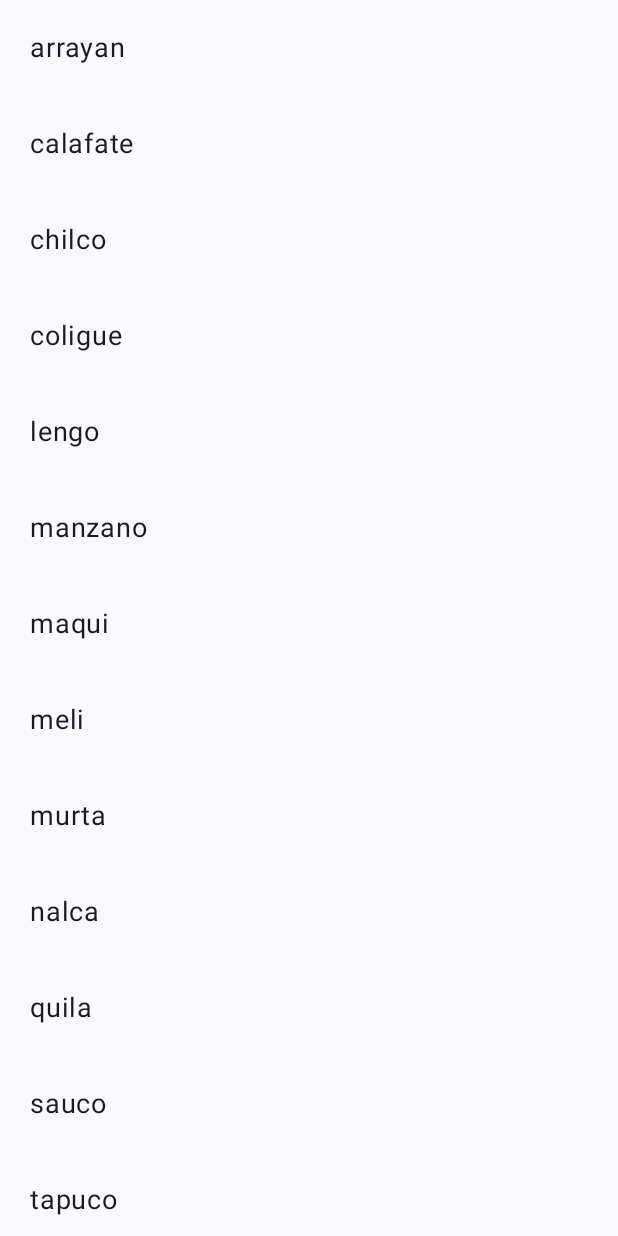
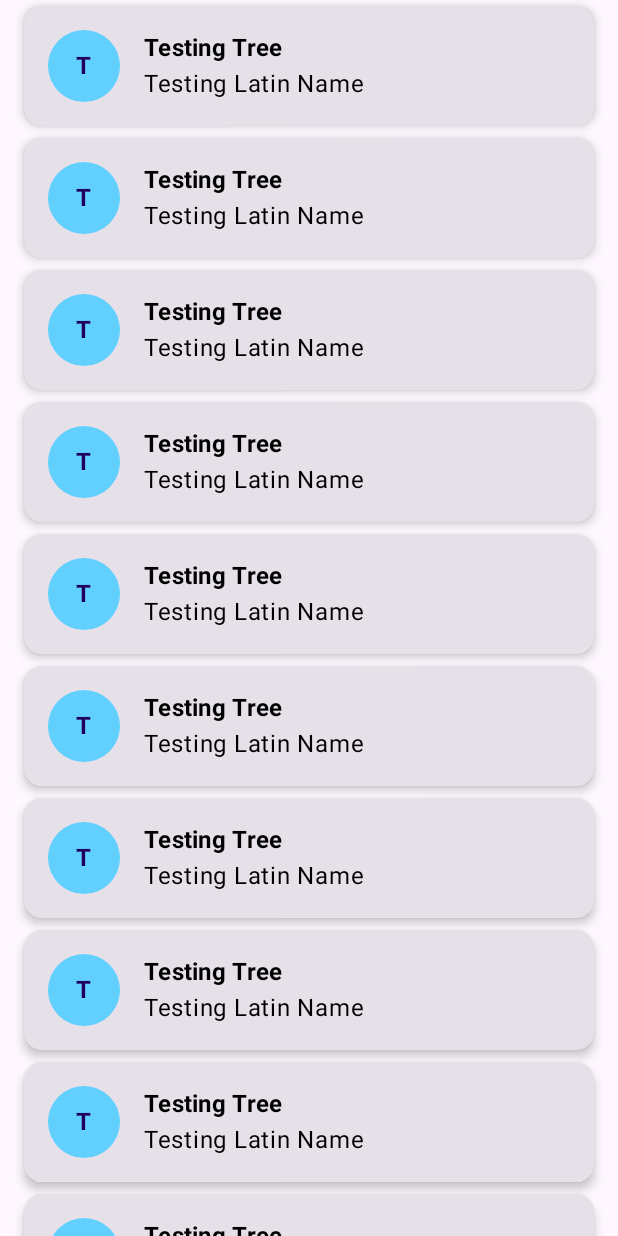
Before and after one commit to Marglodis/lazycolumn-android-app, an Android app built with Jetpack Compose: the screen it shows after launch (MainActivity), on a phone screen of 412 x 824 dp. Run offline under Robolectric (Android 15) with nearby library versions, the phone set to English and light mode, and no system bars.

Commit message:
Construcción de la card para mostrar el tree item

```diff
--- a/app/src/main/java/com/mtovar/lazycolumnapp/components/TreeItem.kt
+++ b/app/src/main/java/com/mtovar/lazycolumnapp/components/TreeItem.kt
@@ -1 +1,89 @@
 package com.mtovar.lazycolumnapp.components
+
+import androidx.compose.foundation.layout.Box
+import androidx.compose.foundation.layout.Column
+import androidx.compose.foundation.layout.Row
+import androidx.compose.foundation.layout.Spacer
+import androidx.compose.foundation.layout.fillMaxSize
+import androidx.compose.foundation.layout.fillMaxWidth
+import androidx.compose.foundation.layout.padding
+import androidx.compose.foundation.layout.size
+import androidx.compose.foundation.layout.width
+import androidx.compose.foundation.shape.CircleShape
+import androidx.compose.material3.Card
+import androidx.compose.material3.CardDefaults
+import androidx.compose.material3.MaterialTheme
+import androidx.compose.material3.Text
+import androidx.compose.runtime.Composable
+import androidx.compose.ui.Alignment
+import androidx.compose.ui.Modifier
+import androidx.compose.ui.draw.clip
+import androidx.compose.ui.graphics.Color
+import androidx.compose.ui.text.font.FontWeight
+import androidx.compose.ui.tooling.preview.Preview
+import androidx.compose.ui.unit.dp
+import com.mtovar.lazycolumnapp.data.ChileanTree
+
+@Preview
+@Composable
+fun TreeItem(
+    modifier: Modifier = Modifier,
+    chileanTree: ChileanTree =
+        ChileanTree(
+            "1",
+            "Testing Tree",
+            "Testing Latin Name",
+            3
+        )
+) {
+    Card(
+        modifier = modifier
+            .fillMaxSize()
+            .padding(horizontal = 16.dp, vertical = 4.dp),
+        elevation = CardDefaults.cardElevation(4.dp)
+    ) {
+        Row(
+            modifier = Modifier
+                .padding(16.dp)
+                .fillMaxWidth(),
+            verticalAlignment = Alignment.CenterVertically
+
+        ) {
+            //Avatar
+            Card(
+                modifier = Modifier
+                    .size(48.dp)
+                    .clip(CircleShape), colors = CardDefaults.cardColors(
+                    containerColor = MaterialTheme.colorScheme.primaryContainer,
+                )
+            ) {
+                Box(modifier = Modifier.fillMaxSize(), contentAlignment = Alignment.Center) {
+
+                    Text(
+                        text = chileanTree.name.first().uppercase(),
+                        color = MaterialTheme.colorScheme.onPrimaryContainer,
+                        style = MaterialTheme.typography.titleMedium,
+                        fontWeight = FontWeight.Bold
+                    )
+                }
+            }
+            Spacer(modifier = Modifier.width(16.dp))
+
+            Column {
+                Text(
+                    text = chileanTree.name,
+                    color = Color.Black,
+                    style = MaterialTheme.typography.titleMedium,
+                    fontWeight = FontWeight.Bold
+                )
+                chileanTree.latinName?.let { Text(text = it, color = Color.Black) }
+
+            }
+
+            //Image(painter = painterResource(id = chileanTree.image), contentDescription = null)
+
+
+
+        }
+    }
+}
--- a/app/src/main/java/com/mtovar/lazycolumnapp/data/ChileanTrees.kt
+++ b/app/src/main/java/com/mtovar/lazycolumnapp/data/ChileanTree.kt
@@ -1,7 +1,8 @@
 package com.mtovar.lazycolumnapp.data
 
-data class ChileanTrees(
+data class ChileanTree(
     val id: String,
     val name: String,
     val latinName: String?,
-    val image: Int?)
+    val image: Int?
+)
--- a/app/src/main/java/com/mtovar/lazycolumnapp/ui/theme/Color.kt
+++ b/app/src/main/java/com/mtovar/lazycolumnapp/ui/theme/Color.kt
@@ -9,3 +9,5 @@ val Pink80 = Color(0xFFEFB8C8)
 val Purple40 = Color(0xFF6650a4)
 val PurpleGrey40 = Color(0xFF625b71)
 val Pink40 = Color(0xFF7D5260)
+
+val TreeList = Color(0xFF62D0FF)
--- a/app/src/main/java/com/mtovar/lazycolumnapp/ui/theme/Theme.kt
+++ b/app/src/main/java/com/mtovar/lazycolumnapp/ui/theme/Theme.kt
@@ -20,7 +20,8 @@ private val DarkColorScheme = darkColorScheme(
 private val LightColorScheme = lightColorScheme(
     primary = Purple40,
     secondary = PurpleGrey40,
-    tertiary = Pink40
+    tertiary = Pink40,
+    primaryContainer  = TreeList,
 
     /* Other default colors to override
     background = Color(0xFFFFFBFE),
@@ -37,7 +38,7 @@ private val LightColorScheme = lightColorScheme(
 fun LazyColumnAppTheme(
     darkTheme: Boolean = isSystemInDarkTheme(),
     // Dynamic color is available on Android 12+
-    dynamicColor: Boolean = true,
+    dynamicColor: Boolean = false,
     content: @Composable () -> Unit
 ) {
     val colorScheme = when {
--- a/app/src/main/java/com/mtovar/lazycolumnapp/ui/theme/screens/TreeListScreen.kt
+++ b/app/src/main/java/com/mtovar/lazycolumnapp/ui/theme/screens/TreeListScreen.kt
@@ -1,14 +1,11 @@
 package com.mtovar.lazycolumnapp.ui.theme.screens
 
 import androidx.compose.foundation.layout.Column
-import androidx.compose.foundation.layout.padding
 import androidx.compose.foundation.lazy.LazyColumn
 import androidx.compose.foundation.lazy.items
-import androidx.compose.material3.Text
 import androidx.compose.runtime.Composable
 import androidx.compose.ui.Modifier
-import androidx.compose.ui.unit.dp
-import androidx.compose.ui.unit.sp
+import com.mtovar.lazycolumnapp.components.TreeItem
 
 @Composable
 fun TreeListScreen (modifier: Modifier){
@@ -19,11 +16,12 @@ fun TreeListScreen (modifier: Modifier){
     Column (modifier = modifier){
         LazyColumn(modifier = modifier) {
             items(chileanTreeList) { tree ->
-                Text(text = tree, modifier = Modifier.padding(20.dp), fontSize = 18.sp)
+               // Text(text = tree, modifier = Modifier.padding(20.dp), fontSize = 18.sp)
                /* Card(modifier = Modifier.padding(8.dp).fillMaxWidth()) {
                     Text(text = tree)
 
                 }*/
+                TreeItem()
             }
         }
 
```
